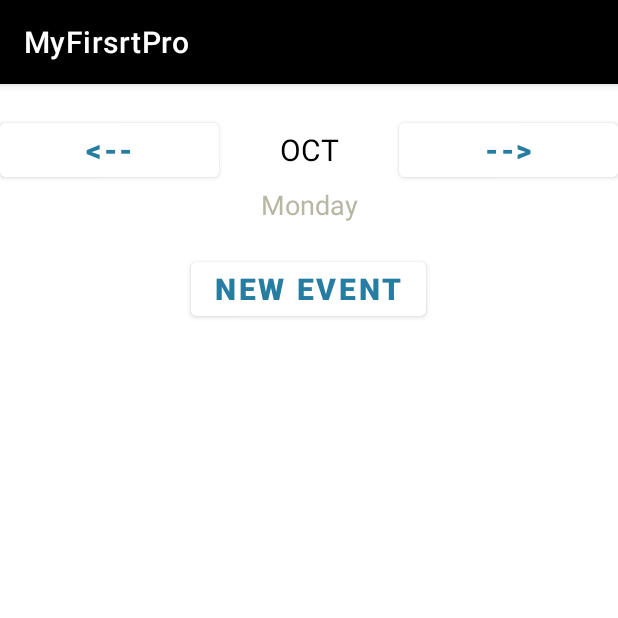
After one commit to awatefkh3/MyFirsrtPro, an Android app: the DailyCalendarActivity screen opened directly, with no data from a screen before it, on a phone screen of 412 x 824 dp, the top half of it. The commit adds this screen. Run offline under Robolectric (Android 15) with nearby library versions, the phone set to English and light mode, and no system bars.

Commit message:
added things

```diff
--- a/app/src/main/AndroidManifest.xml
+++ b/app/src/main/AndroidManifest.xml
@@ -9,6 +9,9 @@
         android:roundIcon="@mipmap/ic_launcher_round"
         android:supportsRtl="true"
         android:theme="@style/Theme.MyFirsrtPro">
+        <activity
+            android:name=".DailyCalendarActivity"
+            android:exported="true" />
         <activity
             android:name=".ProfileActivity"
             android:exported="true" />
--- /dev/null
+++ b/app/src/main/java/com/example/myfirsrtpro/DailyCalendarActivity.java
@@ -0,0 +1,24 @@
+package com.example.myfirsrtpro;
+
+import androidx.appcompat.app.AppCompatActivity;
+
+import android.os.Bundle;
+import android.view.View;
+
+public class DailyCalendarActivity extends AppCompatActivity {
+
+    @Override
+    protected void onCreate(Bundle savedInstanceState) {
+        super.onCreate(savedInstanceState);
+        setContentView(R.layout.activity_daily_calendar);
+    }
+
+    public void previousDayAction(View view) {
+    }
+
+    public void nextDayAction(View view) {
+    }
+
+    public void newEventAction(View view) {
+    }
+}
--- a/app/src/main/java/com/example/myfirsrtpro/MyCalExample.java
+++ b/app/src/main/java/com/example/myfirsrtpro/MyCalExample.java
@@ -131,14 +131,14 @@ public class MyCalExample extends AppCompatActivity implements CalendarAdapter.O
     public boolean onOptionsItemSelected(@NonNull MenuItem item) {
         switch(item.getItemId()){
             case R.id.reminder_menu:
-                break;
+                Intent intent = new Intent(this,MyyyActivity.class);
+                startActivity(intent);
             case R.id.alarm_menu:
-                //closeApplication -- a method to write
                 break;
             case R.id.about_menu:
                 //Toast.makeText(MyCalExample.this,"About Us",Toast.LENGTH_LONG).show();//a toast is a message that appears on the screen and disappears
-                Intent intent = new Intent(this,AboutActivity.class);
-                startActivity(intent);
+                Intent intent1 = new Intent(this,AboutActivity.class);
+                startActivity(intent1);
                 break;
             case R.id.logOut_menu:
                 onBackPressed();
@@ -148,6 +148,10 @@ public class MyCalExample extends AppCompatActivity implements CalendarAdapter.O
 
     }
 
+    public void dailyAction(View view){
+        startActivity(new Intent(this,DailyCalendarActivity.class));
+    }
+
 
 
 }
--- /dev/null
+++ b/app/src/main/res/layout/activity_daily_calendar.xml
@@ -0,0 +1,78 @@
+<?xml version="1.0" encoding="utf-8"?>
+<LinearLayout xmlns:android="http://schemas.android.com/apk/res/android"
+    xmlns:app="http://schemas.android.com/apk/res-auto"
+    xmlns:tools="http://schemas.android.com/tools"
+    android:layout_width="match_parent"
+    android:orientation="vertical"
+    android:layout_height="match_parent"
+    tools:context=".DailyCalendarActivity">
+
+    <LinearLayout
+        android:layout_width="match_parent"
+        android:layout_height="wrap_content"
+        android:layout_marginTop="20dp"
+        android:orientation="horizontal">
+
+        <Button
+            android:layout_width="0dp"
+            android:layout_height="wrap_content"
+            android:layout_weight="1"
+            android:background="@null"
+            android:backgroundTint="@color/white"
+            android:onClick="previousDayAction"
+            android:text="@string/back"
+            android:textColor="@color/blue"
+            android:textSize="20sp"
+            android:textStyle="bold" />
+
+        <TextView
+            android:id="@+id/monthYearTV"
+            android:layout_width="120dp"
+            android:layout_height="wrap_content"
+            android:text="OCT"
+            android:textAlignment="center"
+            android:textColor="@color/black"
+            android:textSize="20sp" />
+
+        <Button
+            android:layout_width="0dp"
+            android:layout_height="wrap_content"
+            android:layout_weight="1"
+            android:background="@null"
+            android:backgroundTint="@color/white"
+            android:onClick="nextDayAction"
+            android:text="@string/forward"
+            android:textColor="@color/blue"
+            android:textSize="20sp"
+            android:textStyle="bold" />
+    </LinearLayout>
+
+    <TextView
+        android:id="@+id/dayOfWeekTV"
+        android:layout_width="match_parent"
+        android:layout_height="wrap_content"
+        android:text="Monday"
+        android:textAlignment="center"
+        android:textColor="@color/gray"
+        android:layout_marginBottom="20dp"
+        android:textSize="18sp" />
+
+    <Button
+        android:layout_width="wrap_content"
+        android:layout_height="wrap_content"
+        android:text="New Event"
+        android:textColor="@color/blue"
+        android:backgroundTint="@color/white"
+        android:background="@null"
+        android:textStyle="bold"
+        android:onClick="newEventAction"
+        android:layout_gravity="center"
+        android:textSize="20sp"/>
+
+
+    <ListView
+        android:id="@+id/eventListView"
+        android:layout_width="match_parent"
+        android:layout_height="0dp"
+        android:layout_weight="5"/>
+</LinearLayout>
--- a/app/src/main/res/layout/activity_my_cal_example.xml
+++ b/app/src/main/res/layout/activity_my_cal_example.xml
@@ -5,7 +5,6 @@
     android:layout_width="match_parent"
     android:layout_height="match_parent"
     android:orientation="vertical"
-    android:background="@drawable/androidtwo"
     tools:context=".MyCalExample">
 
     <LinearLayout
@@ -115,5 +114,6 @@
     <androidx.recyclerview.widget.RecyclerView
         android:id="@+id/calendarRecyclerView"
         android:layout_width="match_parent"
-        android:layout_height="match_parent" />
+        android:layout_height="match_parent"
+        android:onClick="dailyAction"/>
 </LinearLayout>
--- a/app/src/main/res/layout/calendar_cell.xml
+++ b/app/src/main/res/layout/calendar_cell.xml
@@ -4,17 +4,19 @@
     android:layout_height="match_parent"
     xmlns:app="http://schemas.android.com/apk/res-auto">
 
-    <TextView
+    <Button
         android:layout_width="wrap_content"
         android:layout_height="wrap_content"
         android:id="@+id/cellDayText"
         android:text="1"
-        android:textSize="20sp"
+        android:textSize="15sp"
+        android:backgroundTint="@color/white"
         android:textColor="@color/black"
         app:layout_constraintBottom_toBottomOf="parent"
         app:layout_constraintTop_toTopOf="parent"
         app:layout_constraintRight_toRightOf="parent"
         app:layout_constraintLeft_toLeftOf="parent"
-        app:layout_constraintVertical_bias="0.25"/>
+        app:layout_constraintVertical_bias="0.25"
+    />
 
 </androidx.constraintlayout.widget.ConstraintLayout>
```
